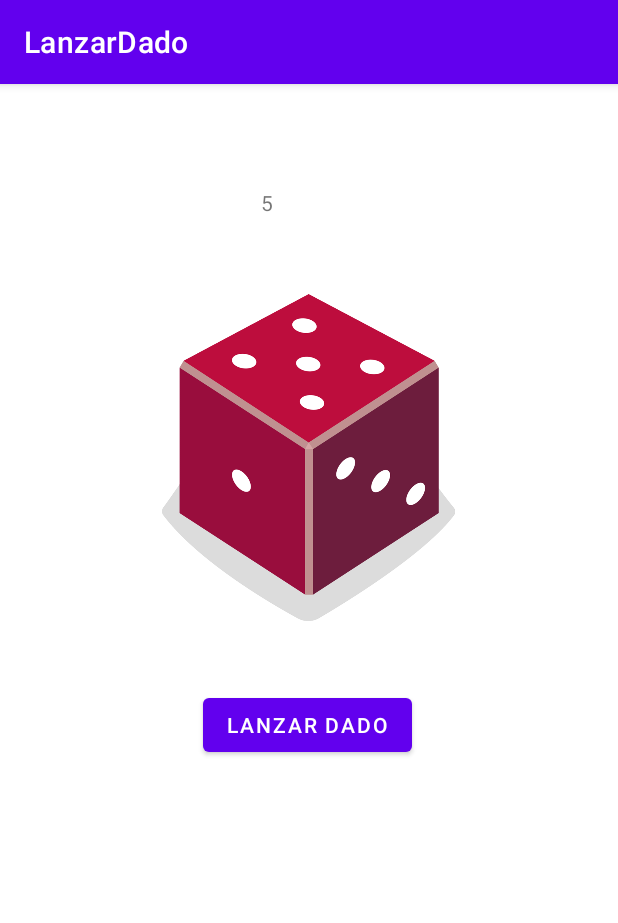
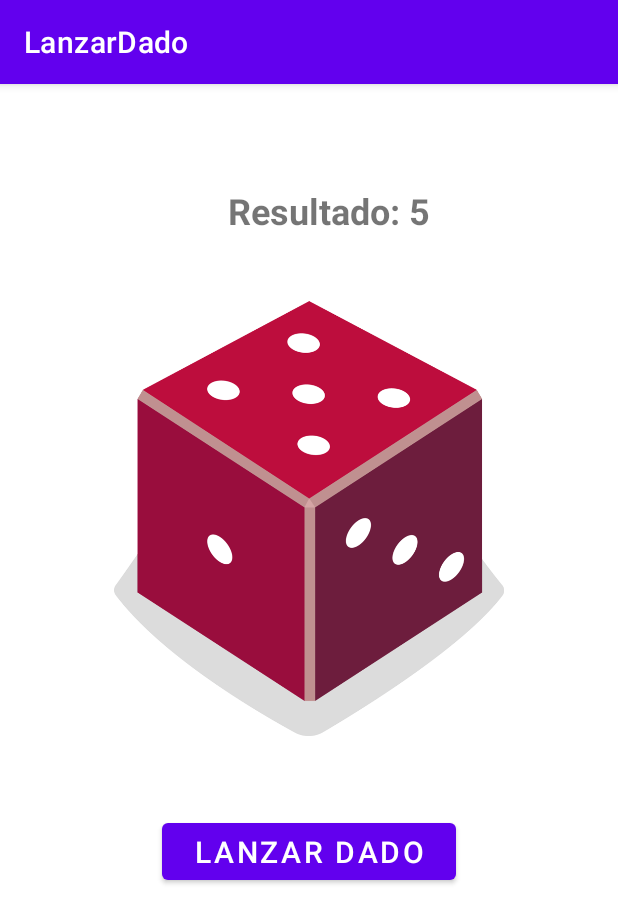
Before and after one commit to Mario999X/AppLanzarDadoAndroid, an Android app: the screen it shows after launch (MainActivity), after a tap on "LANZAR DADO", on a phone screen of 412 x 824 dp. Shown: the top 923 px of the screen. Run offline under Robolectric (Android 15) with nearby library versions, the phone set to English and light mode, and no system bars.

Commit message:
Mejora en el código, mejora en la interfaz.

```diff
--- a/app/src/main/java/com/example/lanzardado/MainActivity.java
+++ b/app/src/main/java/com/example/lanzardado/MainActivity.java
@@ -8,10 +8,7 @@ import android.widget.Button;
 import android.widget.ImageView;
 import android.widget.TextView;
 
-import java.util.Random;
-
-public class MainActivity extends AppCompatActivity{
-
+public class MainActivity extends AppCompatActivity {
 
     TextView textViewResultado;
     ImageView imagenView;
@@ -25,7 +22,7 @@ public class MainActivity extends AppCompatActivity{
         initComponents();
     }
 
-    private void initComponents(){
+    private void initComponents() {
         textViewResultado = findViewById(R.id.textViewResultado);
         imagenView = findViewById(R.id.imagenView);
         btnLanzar = findViewById(R.id.btnLanzar);
@@ -33,37 +30,38 @@ public class MainActivity extends AppCompatActivity{
         btnLanzar.setOnClickListener(new View.OnClickListener() {
             @Override
             public void onClick(View view) {
-                final int VALOR = (int) (Math.random() * 6) +1;
+                final int valor = (int) (Math.random() * 6) + 1;
+                final String resultado = "Resultado: " + String.valueOf(valor);
 
-                switch (VALOR){
+                switch (valor) {
                     case 1:
                         imagenView.setImageDrawable(null);
-                        textViewResultado.setText(String.valueOf(VALOR));
+                        textViewResultado.setText(resultado);
                         imagenView.setImageResource(R.drawable.dice_1);
                         break;
                     case 2:
                         imagenView.setImageDrawable(null);
-                        textViewResultado.setText(String.valueOf(VALOR));
+                        textViewResultado.setText(resultado);
                         imagenView.setImageResource(R.drawable.dice_2);
                         break;
                     case 3:
                         imagenView.setImageDrawable(null);
-                        textViewResultado.setText(String.valueOf(VALOR));
+                        textViewResultado.setText(resultado);
                         imagenView.setImageResource(R.drawable.dice_3);
                         break;
                     case 4:
                         imagenView.setImageDrawable(null);
-                        textViewResultado.setText(String.valueOf(VALOR));
+                        textViewResultado.setText(resultado);
                         imagenView.setImageResource(R.drawable.dice_4);
                         break;
                     case 5:
                         imagenView.setImageDrawable(null);
-                        textViewResultado.setText(String.valueOf(VALOR));
+                        textViewResultado.setText(resultado);
                         imagenView.setImageResource(R.drawable.dice_5);
                         break;
                     case 6:
                         imagenView.setImageDrawable(null);
-                        textViewResultado.setText(String.valueOf(VALOR));
+                        textViewResultado.setText(resultado);
                         imagenView.setImageResource(R.drawable.dice_6);
                         break;
                     default:
--- a/app/src/main/res/layout/activity_main.xml
+++ b/app/src/main/res/layout/activity_main.xml
@@ -10,29 +10,32 @@
         android:id="@+id/textViewResultado"
         android:layout_width="wrap_content"
         android:layout_height="wrap_content"
-        android:layout_marginStart="174dp"
-        android:layout_marginTop="69dp"
+        android:layout_marginStart="152dp"
+        android:layout_marginTop="68dp"
         android:hint="Resultado"
+        android:textSize="24sp"
+        android:textStyle="bold"
         app:layout_constraintStart_toStartOf="parent"
         app:layout_constraintTop_toTopOf="parent" />
 
     <ImageView
         android:id="@+id/imagenView"
-        android:layout_width="255dp"
-        android:layout_height="218dp"
-        android:layout_marginStart="78dp"
-        android:layout_marginTop="51dp"
+        android:layout_width="300dp"
+        android:layout_height="290dp"
+        android:layout_marginStart="56dp"
+        android:layout_marginTop="44dp"
         app:layout_constraintStart_toStartOf="parent"
         app:layout_constraintTop_toBottomOf="@+id/textViewResultado"
         app:srcCompat="@drawable/ic_launcher_foreground" />
 
     <Button
         android:id="@+id/btnLanzar"
-        android:layout_width="wrap_content"
-        android:layout_height="wrap_content"
-        android:layout_marginStart="135dp"
-        android:layout_marginTop="45dp"
+        android:layout_width="196dp"
+        android:layout_height="50dp"
+        android:layout_marginStart="108dp"
+        android:layout_marginTop="52dp"
         android:text="Lanzar Dado"
+        android:textSize="20sp"
         app:layout_constraintStart_toStartOf="parent"
         app:layout_constraintTop_toBottomOf="@+id/imagenView" />
 
```
